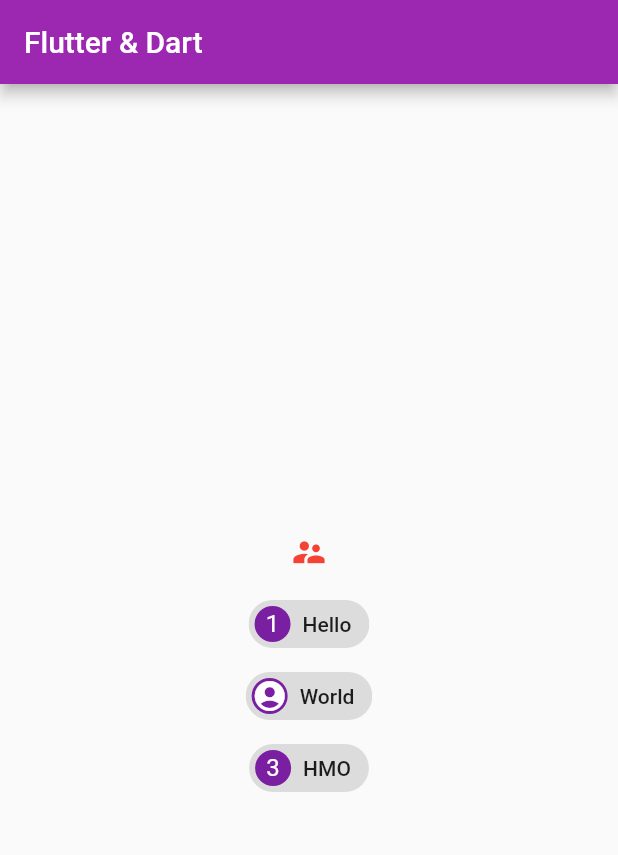
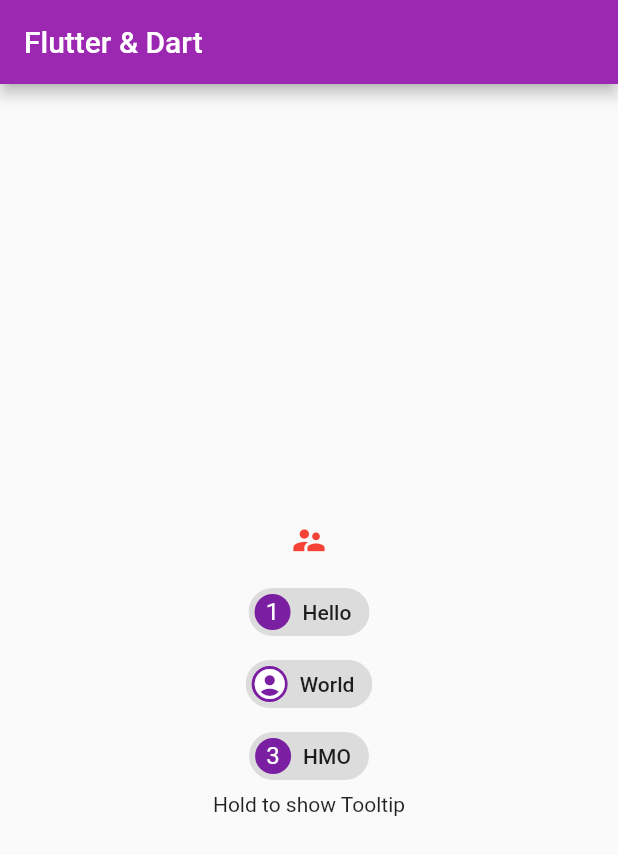
Before and after one commit to DiaDeMuertos/Udemy_section6, a Flutter app: the screen it shows after launch, on a phone screen of 412 x 824 dp. Shown: the top 855 px of the screen. Run offline on Flutter 3.47's test engine with Material 2 defaults, Android fonts, the phone set to English and light mode, and no system bars.

Commit message:
added widget Tooltip implementation

```diff
--- a/lib/main.dart
+++ b/lib/main.dart
@@ -38,6 +38,11 @@ class _MyHomePageState extends State<MyHomePage> {
     print('Pressed...$hms');
   }
 
+  Function handlerOnTap(value) => () {
+    String hms = DateFormat.Hms().format(new DateTime.now()).toString();
+    print('${value['id']} - ${value['message']} - $hms');
+  };
+
   List<Widget> chipsBuilder() {
     List<Map<String, dynamic>> values = [
       {'id': 1, 'message': 'Hello'},
@@ -46,13 +51,16 @@ class _MyHomePageState extends State<MyHomePage> {
     ];
 
     return values.map((value) {
-      return Chip(
-        label: Text(value['message']),
-        avatar: CircleAvatar(
-          child: value['id'] % 2 == 0
-              ? Icon(Icons.account_circle)
-              : Text(value['id'].toString()),
+      return GestureDetector(
+        child: Chip(
+          label: Text(value['message']),
+          avatar: CircleAvatar(
+            child: value['id'] % 2 == 0
+                ? Icon(Icons.account_circle)
+                : Text(value['id'].toString()),
+          ),
         ),
+        onTap: handlerOnTap(value),
       );
     }).toList();
   }
@@ -72,6 +80,10 @@ class _MyHomePageState extends State<MyHomePage> {
               onPressed: handlerOnPressed,
             ),
             ...chipsBuilder(),
+            Tooltip(
+              message: 'List of Widgets',
+              child: Text('Hold to show Tooltip'),
+            )
           ],
         ),
       ),
```
